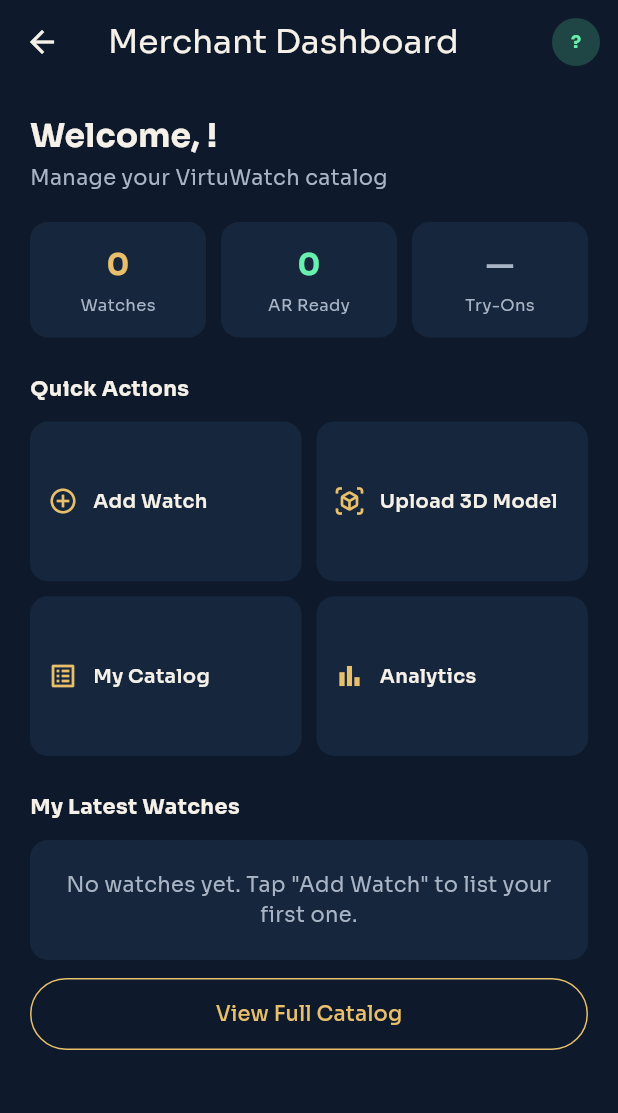
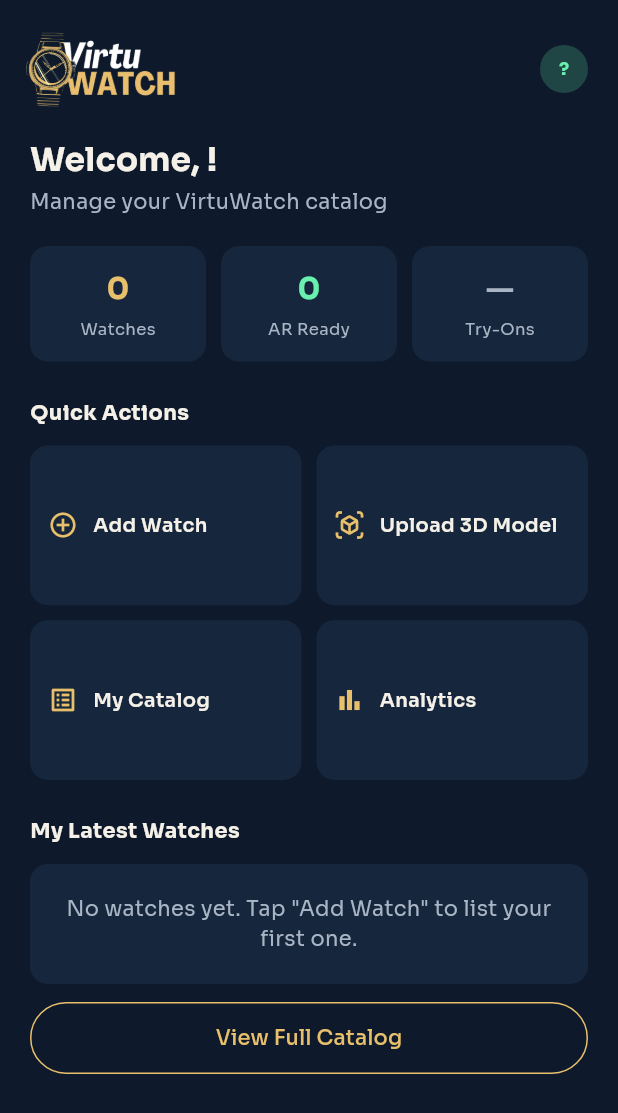
Before and after one commit to jaypeekyle23/VirtuWatch, a Flutter app: the MerchantDashboardTab screen opened directly with empty values, on a phone screen of 412 x 824 dp. Shown: the top 1113 px of the screen. Run offline on Flutter 3.47's test engine with Material 3 defaults, Android fonts, the phone set to English and light mode, and no system bars; our stand-ins replace camera, cloud_firestore, file_picker, firebase_auth, firebase_core, flutter_svg and 4 more; missing offline and left inert: google_mlkit_subject_segmentation, hand_landmarker, palette_generator_plus; accounts and stored records are empty; generated files the repository leaves out were written again.

Commit message:
Updated VirtuWatch branding on Merchant and Admin Screens

```diff
--- a/lib/screens/merchant/merchant_dashboard_tab.dart
+++ b/lib/screens/merchant/merchant_dashboard_tab.dart
@@ -18,68 +18,8 @@
     final watchService = WatchService();
 
     return Scaffold(
-      appBar: AppBar(
-        title: const Text('Merchant Dashboard'),
-        actions: [
-          Padding(
-            padding: const EdgeInsets.only(right: 12),
-            child: Center(
-              child: StreamBuilder<DocumentSnapshot<Map<String, dynamic>>>(
-                stream: FirebaseAuth.instance.currentUser == null
-                    ? null
-                    : FirebaseFirestore.instance
-                        .collection('users')
-                        .doc(FirebaseAuth.instance.currentUser!.uid)
-                        .snapshots(),
-                builder: (context, userSnapshot) {
-                  final liveUsername =
-                      userSnapshot.data?.data()?['username'] as String? ??
-                          username;
-                  final photoUrl =
-                      userSnapshot.data?.data()?['photoUrl'] as String? ?? '';
-                  final initials = liveUsername.isEmpty
-                      ? '?'
-                      : liveUsername
-                          .trim()
-                          .split(' ')
-                          .map((e) => e[0])
-                          .take(2)
-                          .join()
-                          .toUpperCase();
-
-                  return InkWell(
-                    onTap: () {
-                      Navigator.of(context).push(
-                        MaterialPageRoute(
-                          builder: (_) => const MerchantProfileTab(),
-                        ),
-                      );
-                    },
-                    customBorder: const CircleBorder(),
-                    child: CircleAvatar(
-                      radius: 16,
-                      backgroundColor: Colors.greenAccent.withValues(alpha: 0.2),
-                      backgroundImage:
-                          photoUrl.isNotEmpty ? NetworkImage(photoUrl) : null,
-                      child: photoUrl.isEmpty
-                          ? Text(
-                              initials,
-                              style: const TextStyle(
-                                color: Colors.greenAccent,
-                                fontWeight: FontWeight.bold,
-                                fontSize: 12,
-                              ),
-                            )
-                          : null,
-                    ),
-                  );
-                },
-              ),
-            ),
-          ),
-        ],
-      ),
-      body: StreamBuilder<QuerySnapshot<Map<String, dynamic>>>(
+      body: SafeArea(
+        child: StreamBuilder<QuerySnapshot<Map<String, dynamic>>>(
           stream: watchService.myWatches(),
           builder: (context, snapshot) {
           final docs = snapshot.data?.docs ?? [];
@@ -89,7 +29,7 @@
           final latestWatches = docs.take(3).toList();
 
           return SingleChildScrollView(
-            padding: const EdgeInsets.all(20),
+            padding: const EdgeInsets.fromLTRB(20, 4, 20, 20),
             child: Column(
               crossAxisAlignment: CrossAxisAlignment.start,
               children: [
@@ -104,12 +44,82 @@
                     final liveUsername =
                         userSnapshot.data?.data()?['username'] as String? ??
                             username;
-                    return Text(
+                    final photoUrl =
+                        userSnapshot.data?.data()?['photoUrl'] as String? ??
+                            '';
+                    final initials = liveUsername.isEmpty
+                        ? '?'
+                        : liveUsername
+                            .trim()
+                            .split(' ')
+                            .map((e) => e[0])
+                            .take(2)
+                            .join()
+                            .toUpperCase();
+
+                    return Column(
+                      crossAxisAlignment: CrossAxisAlignment.start,
+                      children: [
+                        SizedBox(
+                          height: 84,
+                          child: Stack(
+                            clipBehavior: Clip.none,
+                            children: [
+                              Positioned(
+                                left: -48,
+                                top: -48,
+                                child: Image.asset(
+                                  'assets/images/branding/logo.png',
+                                  height: 180,
+                                  fit: BoxFit.contain,
+                                ),
+                              ),
+                              Positioned.fill(
+                                child: Align(
+                                  alignment: Alignment.centerRight,
+                                  child: InkWell(
+                                    onTap: () {
+                                      Navigator.of(context).push(
+                                        MaterialPageRoute(
+                                          builder: (_) =>
+                                              const MerchantProfileTab(),
+                                        ),
+                                      );
+                                    },
+                                    customBorder: const CircleBorder(),
+                                    child: CircleAvatar(
+                                      radius: 16,
+                                      backgroundColor: Colors.greenAccent
+                                          .withValues(alpha: 0.2),
+                                      backgroundImage: photoUrl.isNotEmpty
+                                          ? NetworkImage(photoUrl)
+                                          : null,
+                                      child: photoUrl.isEmpty
+                                          ? Text(
+                                              initials,
+                                              style: const TextStyle(
+                                                color: Colors.greenAccent,
+                                                fontWeight: FontWeight.bold,
+                                                fontSize: 12,
+                                              ),
+                                            )
+                                          : null,
+                                    ),
+                                  ),
+                                ),
+                              ),
+                            ],
+                          ),
+                        ),
+                        const SizedBox(height: 4),
+                        Text(
                           'Welcome, $liveUsername!',
                           style: Theme.of(context)
                               .textTheme
                               .headlineMedium
                               ?.copyWith(fontSize: 22),
+                        ),
+                      ],
                     );
                   },
                 ),
@@ -273,6 +283,7 @@
             ),
           );
         },
+        ),
       ),
     );
   }
```
Also changed, not shown: lib/screens/admin/admin_dashboard_tab.dart (+41 -32 lines). Lines whose indentation alone changed are shown as unchanged.
